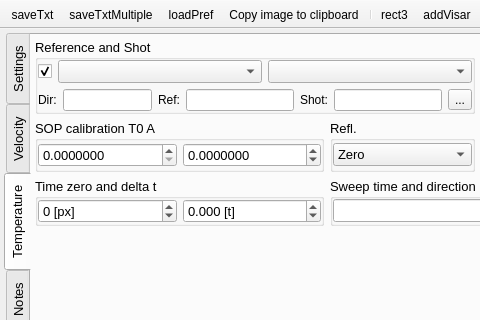
Before: the Qt Designer form plugins/Visar/Visar.ui in NeutrinoToolkit/Neutrino, drawn with Qt 5; both pictures show x 0 to 480 and y 0 to 320 of the 745 by 572 pixel window.
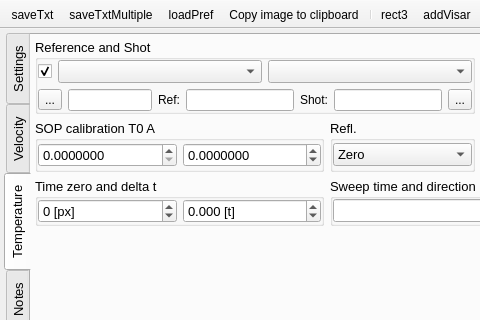
After: the same form once the commit is applied. The open tabs and pages were chosen to show the change. Icons and pictures are not drawn. Custom widgets are drawn as their Qt base class.

The edit to the form file:
```diff
--- a/plugins/Visar/Visar.ui
+++ b/plugins/Visar/Visar.ui
@@ -660,9 +660,13 @@
                <number>0</number>
               </property>
               <item>
-               <widget class="QLabel" name="label_2">
+               <widget class="QToolButton" name="globDirButton">
                 <property name="text">
-                 <string>Dir:</string>
+                 <string>...</string>
+                </property>
+                <property name="icon">
+                 <iconset resource="../../../build-neutrinoMaster-Brew-Debug/src/qrc/icons.qrc">
+                  <normaloff>:/icons/dir.png</normaloff>:/icons/dir.png</iconset>
                 </property>
                </widget>
               </item>
```
Left out of the diff: 4 changed lines with no effect on the pictures.
